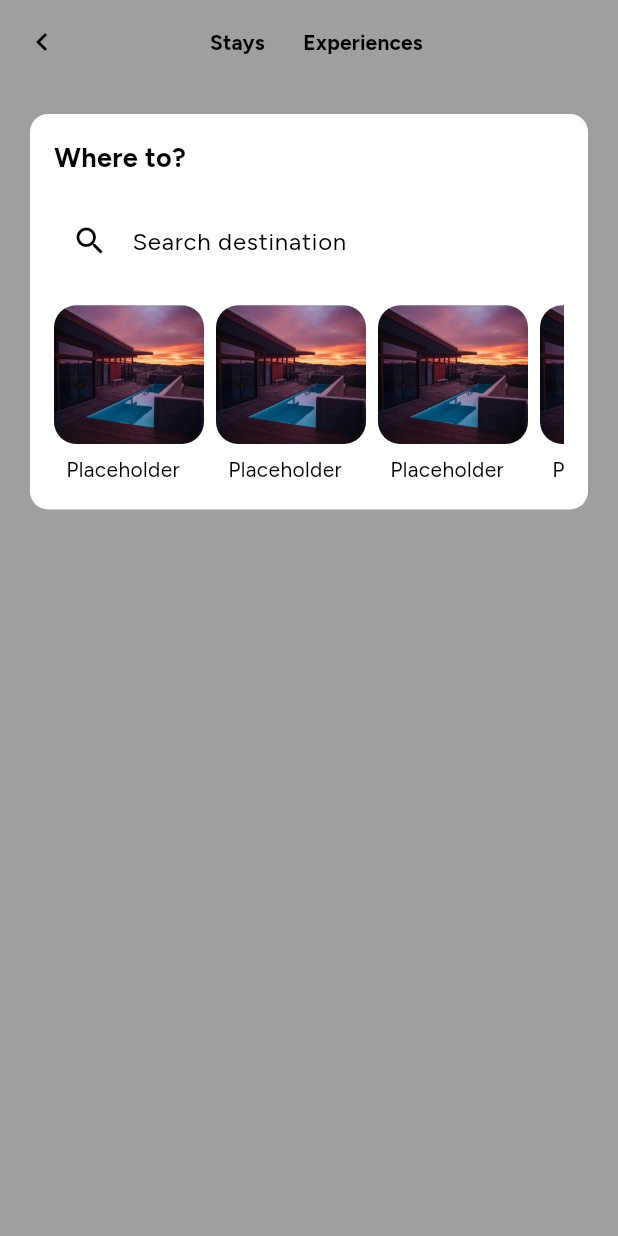
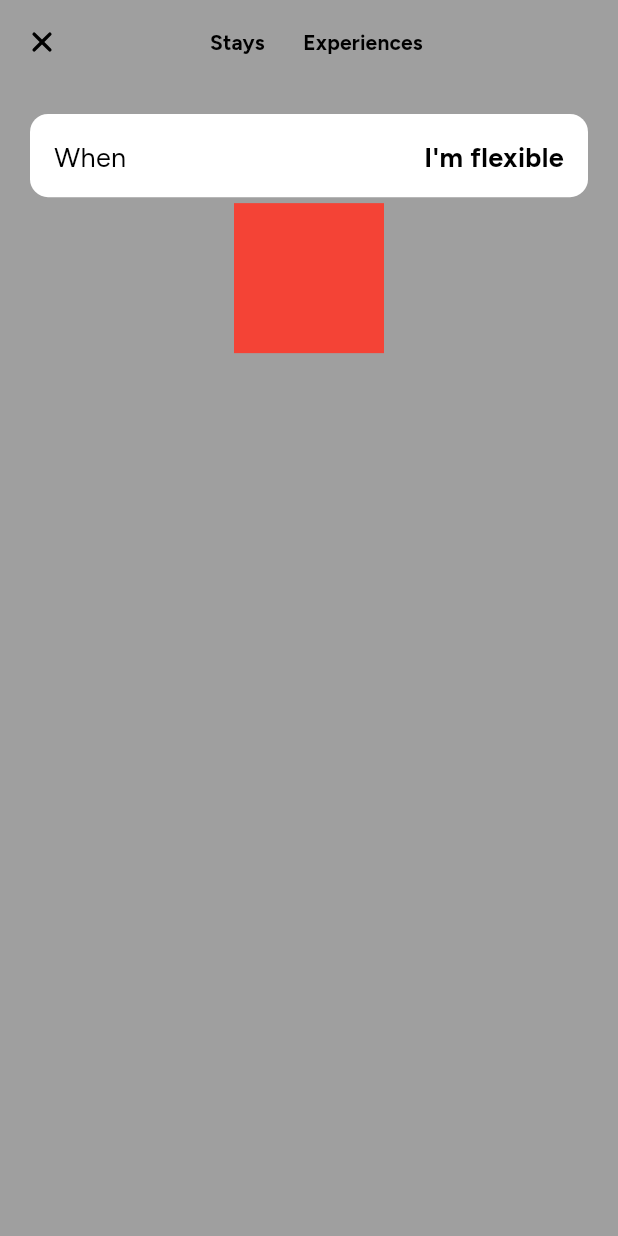
Before and after one commit to Saim22Ahmed/Rental-App, a Flutter app: the BookingDetailsPage screen opened by its route, on a phone screen of 412 x 824 dp. Run offline on Flutter 3.47's test engine with Material 3 defaults, Android fonts, the phone set to English and light mode, and no system bars; our stand-ins replace device_preview, dots_indicator, flutter_animate, flutter_riverpod, flutter_screenutil, freezed_annotation and 3 more.

Commit message:
init commit

```diff
--- a/lib/components/category_list.dart
+++ b/lib/components/category_list.dart
@@ -17,7 +17,7 @@ class CategoryList extends ConsumerWidget {
       height: 65.h,
       child: ListView.builder(
           physics: const BouncingScrollPhysics(),
-          shrinkWrap: true,
+          // shrinkWrap: true,
           scrollDirection: Axis.horizontal,
           itemCount: ref.watch(categoryListProvider).categoryList.length,
           itemBuilder: (context, index) {
--- /dev/null
+++ b/lib/components/select_date_widget.dart
@@ -0,0 +1,17 @@
+import 'package:airbnb_app/models/booking_model/booking_step_model.dart';
+import 'package:flutter/material.dart';
+import 'package:flutter_riverpod/flutter_riverpod.dart';
+
+class SelectDateWidget extends StatelessWidget {
+  const SelectDateWidget({super.key, required this.step});
+  final StateProvider<BookingStep> step;
+
+  @override
+  Widget build(BuildContext context) {
+    return Container(
+      height: 100,
+      width: 100,
+      color: Colors.red,
+    );
+  }
+}
--- a/lib/components/select_destination.dart
+++ b/lib/components/select_destination.dart
@@ -1,40 +1,49 @@
 import 'package:airbnb_app/components/myTextField.dart';
 import 'package:airbnb_app/gen/assets.gen.dart';
+import 'package:airbnb_app/models/booking_model/booking_step_model.dart';
+import 'package:airbnb_app/provider/booking_steps_provider.dart';
 import 'package:flutter/material.dart';
+import 'package:flutter_animate/flutter_animate.dart';
+import 'package:flutter_riverpod/flutter_riverpod.dart';
+
 import 'package:flutter_screenutil/flutter_screenutil.dart';
 
-class SelectDestination extends StatelessWidget {
+class SelectDestination extends ConsumerWidget {
   const SelectDestination({
     super.key,
+    required this.step,
   });
 
+  final StateProvider<BookingStep> step;
+
   @override
-  Widget build(BuildContext context) {
-    return Card(
+  Widget build(BuildContext context, WidgetRef ref) {
+    return Material(
+        type: MaterialType.transparency,
+        borderRadius: BorderRadius.circular(16.r),
+        child: Card(
           elevation: 0,
           clipBehavior: Clip.antiAlias,
-      child: Container(
+          child: AnimatedContainer(
+            duration: const Duration(milliseconds: 200),
+            height:
+                ref.watch(step) == BookingStep.selectDestination ? 280.h : 60.h,
             padding: EdgeInsets.all(16),
-        child: Column(
+            child: ref.watch(step) == BookingStep.selectDestination
+                ? Column(
                     crossAxisAlignment: CrossAxisAlignment.start,
                     children: [
                       Text('Where to?',
-                style: TextStyle(fontSize: 18.sp, fontWeight: FontWeight.bold)),
+                          style: TextStyle(
+                              fontSize: 18.sp, fontWeight: FontWeight.bold)),
                       SizedBox(height: 16.h),
-            TextFormField(
-              onTap: () {},
-              decoration: InputDecoration(
-                  contentPadding: EdgeInsets.all(16),
-                  hintText: 'Search destination',
-                  prefixIcon: Icon(Icons.search),
-                  border: OutlineInputBorder(
-                    borderRadius: BorderRadius.circular(8.r),
-                  )),
-            ),
+                      MyTextFormField(
+                          hintText: 'Search destination', obscuretext: false),
                       16.verticalSpace,
                       SizedBox(
                         height: 130.h,
                         child: ListView.builder(
+                            physics: const BouncingScrollPhysics(),
                             cacheExtent: 500,
                             scrollDirection: Axis.horizontal,
                             itemCount: 5,
@@ -45,9 +54,10 @@ class SelectDestination extends StatelessWidget {
                                   crossAxisAlignment: CrossAxisAlignment.start,
                                   children: [
                                     ClipRRect(
-                              borderRadius: BorderRadius.circular(16.r),
-                              child: Image.asset(
-                                Assets.images.rentImage.path,
+                                        borderRadius:
+                                            BorderRadius.circular(16.r),
+                                        child: Image.network(
+                                          'https://picsum.photos/200/300?random=$index',
                                           width: 100.w,
                                           height: 100.h,
                                           fit: BoxFit.cover,
@@ -66,8 +76,22 @@ class SelectDestination extends StatelessWidget {
                             }),
                       ),
                     ],
+                  ).animate(delay: 200.ms).fadeIn(duration: 200.ms)
+                : Row(
+                    mainAxisAlignment: MainAxisAlignment.spaceBetween,
+                    children: [
+                      Text(
+                        'When',
+                        style: TextStyle(fontSize: 18.sp),
+                      ),
+                      Text(
+                        'I\'m flexible',
+                        style: TextStyle(
+                            fontSize: 18.sp, fontWeight: FontWeight.bold),
+                      )
+                    ],
                   ),
           ),
-    );
+        ));
   }
 }
--- a/lib/main.dart
+++ b/lib/main.dart
@@ -1,3 +1,4 @@
+import 'package:airbnb_app/pages/BookingDetailsPage.dart';
 import 'package:airbnb_app/pages/HomePage.dart';
 import 'package:airbnb_app/routes/app_routes.dart';
 import 'package:airbnb_app/themes/dark_theme.dart';
@@ -6,6 +7,7 @@ import 'package:device_preview/device_preview.dart';
 import 'package:flutter/material.dart';
 import 'package:flutter_riverpod/flutter_riverpod.dart';
 import 'package:flutter_screenutil/flutter_screenutil.dart';
+import 'package:go_router/go_router.dart';
 
 void main() {
   runApp(ProviderScope(
@@ -28,7 +30,7 @@ class MyApp extends StatelessWidget {
         title: 'Flutter Demo',
         theme: lightTheme,
         darkTheme: darkTheme,
-        routerConfig: AppRouter().router,
+        routerConfig: AppRouter.router,
       ),
     );
   }
--- /dev/null
+++ b/lib/models/booking_model/booking_step_model.dart
@@ -0,0 +1 @@
+enum BookingStep { selectDate, selectDestination, selectGuests }
--- a/lib/pages/BookingDetailsPage.dart
+++ b/lib/pages/BookingDetailsPage.dart
@@ -1,9 +1,15 @@
+import 'dart:developer';
 import 'dart:ui';
 
+import 'package:airbnb_app/components/select_date_widget.dart';
 import 'package:airbnb_app/components/select_destination.dart';
+import 'package:airbnb_app/models/booking_model/booking_step_model.dart';
+import 'package:airbnb_app/provider/booking_steps_provider.dart';
 import 'package:flutter/material.dart';
+import 'package:flutter_riverpod/flutter_riverpod.dart';
 import 'package:flutter_screenutil/flutter_screenutil.dart';
 import 'package:go_router/go_router.dart';
+import 'package:icons_plus/icons_plus.dart';
 
 class BookingDetailsPage extends StatefulWidget {
   const BookingDetailsPage({super.key});
@@ -12,28 +18,30 @@ class BookingDetailsPage extends StatefulWidget {
   State<BookingDetailsPage> createState() => _BookingDetailsPageState();
 }
 
-class _BookingDetailsPageState extends State<BookingDetailsPage>
-    with AutomaticKeepAliveClientMixin<BookingDetailsPage> {
-  @override
-  bool get wantKeepAlive => true;
+class _BookingDetailsPageState extends State<BookingDetailsPage> {
+  final stepProvider =
+      StateProvider<BookingStep>((ref) => BookingStep.selectDate);
 
   @override
   Widget build(BuildContext context) {
-    super.build(context);
     return BackdropFilter(
       filter: ImageFilter.blur(sigmaX: 8, sigmaY: 8),
       child: Scaffold(
-        resizeToAvoidBottomInset: false,
+        // resizeToAvoidBottomInset: false,
         backgroundColor:
             Theme.of(context).colorScheme.background.withOpacity(0.5),
         appBar: AppBar(
           backgroundColor: Colors.transparent,
           leading: IconButton(
-              onPressed: () {
-                // Navigator.pop(context);
-                context.pop();
-              },
-              icon: Icon(Icons.chevron_left)),
+            icon: Icon(
+              IonIcons.close,
+              size: 24.sp,
+            ),
+            onPressed: () {
+              // Navigator.pop(context);
+              context.pop();
+            },
+          ),
           title: Row(
             mainAxisAlignment: MainAxisAlignment.center,
             children: [
@@ -61,7 +69,32 @@ class _BookingDetailsPageState extends State<BookingDetailsPage>
           child: Padding(
               padding: EdgeInsets.all(16.w),
               child: Column(
-                children: [SelectDestination()],
+                children: [
+                  //select Destination
+                  Consumer(builder: (context, ref, child) {
+                    return GestureDetector(
+                        onTap: () {
+                          ref.read(stepProvider.notifier).state =
+                              BookingStep.selectDestination;
+                        },
+                        child: Hero(
+                            tag: 'search',
+                            child: SelectDestination(
+                              step: stepProvider,
+                            )));
+                  }),
+                  // Select Date
+                  Consumer(builder: (context, ref, child) {
+                    return GestureDetector(
+                        onTap: () {
+                          ref.read(stepProvider.notifier).state =
+                              BookingStep.selectDate;
+                        },
+                        child: SelectDateWidget(
+                          step: stepProvider,
+                        ));
+                  })
+                ],
               )),
         ),
       ),
--- a/lib/routes/app_routes.dart
+++ b/lib/routes/app_routes.dart
@@ -5,12 +5,13 @@ import 'package:go_router/go_router.dart';
 
 class AppRouter {
   // initializing go router
-  late final GoRouter router = GoRouter(
-    routes: <GoRoute>[
+  static final GoRouter router = GoRouter(
+    initialLocation: '/home',
+    routes: <RouteBase>[
       // Home Route
       GoRoute(
         name: 'home',
-        path: '/',
+        path: '/home',
         builder: (BuildContext context, GoRouterState state) {
           return HomePage();
         },
@@ -32,7 +33,8 @@ class AppRouter {
             },
             child: BookingDetailsPage(),
           );
-          }),
+        },
+      ),
     ],
   );
 }
--- a/pubspec.yaml
+++ b/pubspec.yaml
@@ -49,6 +49,7 @@ dependencies:
   flutter_gen: ^5.4.0
   flutter_gen_runner: ^5.4.0
   icons_plus: ^5.0.0
+  flutter_animate: ^4.5.0
 
 dev_dependencies:
   flutter_test:
```
Also changed, not shown: lib/components/myTextField.dart (+5 -4 lines), lib/components/search_bar.dart (+8 -3 lines), lib/pages/HomePage.dart (+0 -13 lines), lib/provider/booking_steps_provider.dart (added, +26 -0 lines), pubspec.lock. Lines whose indentation alone changed are shown as unchanged.
